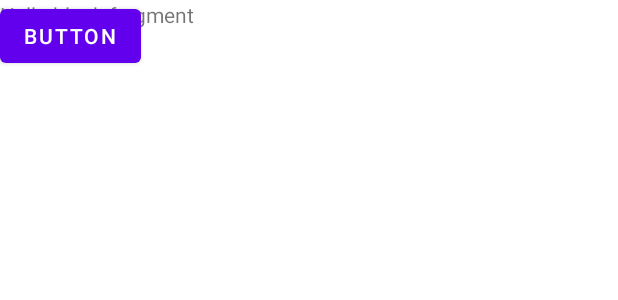
After one commit to fatemie/MyApp, an Android app: the layout fragment_doctor_info.xml on its own in the app's theme, with its tools: preview values and no code run, on a phone screen of 412 x 824 dp. The commit adds this screen. Shown: the top 300 px of the screen. Run offline under Robolectric (Android 15) with nearby library versions, the phone set to English and light mode, and no system bars.

Commit message:
creat DoctorInfoFragment

```diff
--- a/app/build.gradle
+++ b/app/build.gradle
@@ -42,6 +42,7 @@
     implementation 'androidx.appcompat:appcompat:1.4.1'
     implementation 'com.google.android.material:material:1.5.0'
     implementation 'androidx.constraintlayout:constraintlayout:2.1.3'
+    implementation 'androidx.legacy:legacy-support-v4:1.0.0'
     testImplementation 'junit:junit:4.13.2'
     androidTestImplementation 'androidx.test.ext:junit:1.1.3'
     androidTestImplementation 'androidx.test.espresso:espresso-core:3.4.0'
--- a/app/src/main/res/layout/activity_main.xml
+++ b/app/src/main/res/layout/activity_main.xml
@@ -83,6 +83,7 @@
             android:layout_height="0dp"
             android:backgroundTint="@color/first"
             android:text="@string/book_an_appoinment"
+            android:fontFamily="cursive"
             android:textSize="13dp"
             app:cornerRadius="20dp"
             app:icon="?attr/actionModePasteDrawable"
--- /dev/null
+++ b/app/src/main/res/layout/fragment_doctor_info.xml
@@ -0,0 +1,20 @@
+<?xml version="1.0" encoding="utf-8"?>
+<FrameLayout xmlns:android="http://schemas.android.com/apk/res/android"
+    xmlns:tools="http://schemas.android.com/tools"
+    android:layout_width="match_parent"
+    android:layout_height="match_parent"
+    tools:context=".DoctorInfoFragment">
+
+    <!-- TODO: Update blank fragment layout -->
+    <TextView
+        android:layout_width="match_parent"
+        android:layout_height="match_parent"
+        android:text="@string/hello_blank_fragment" />
+
+    <Button
+        android:id="@+id/button4"
+        android:layout_width="wrap_content"
+        android:layout_height="wrap_content"
+        android:text="Button" />
+
+</FrameLayout>
--- a/app/src/main/res/values/strings.xml
+++ b/app/src/main/res/values/strings.xml
@@ -6,4 +6,6 @@
     <string name="home_consultation">home consultation</string>
     <string name="city">Tehran</string>
     <string name="name">Fateme</string>
+    <!-- TODO: Remove or change this placeholder text -->
+    <string name="hello_blank_fragment">Hello blank fragment</string>
 </resources>
```
Also changed, not shown: app/src/main/java/com/example/myapp/DoctorInfoFragment.kt (added, +25 -0 lines).
